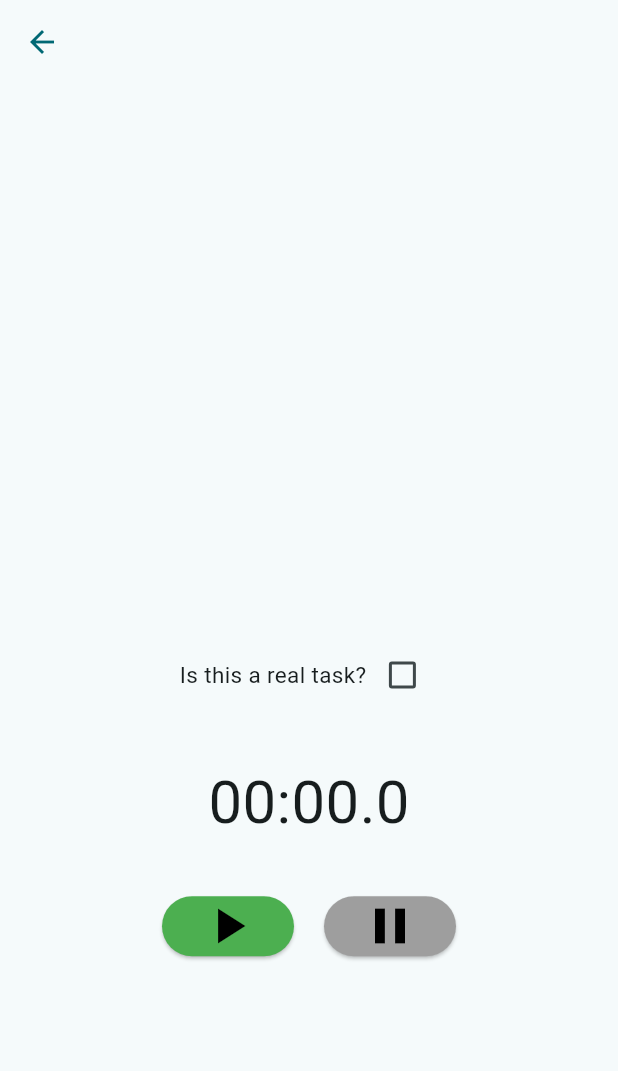
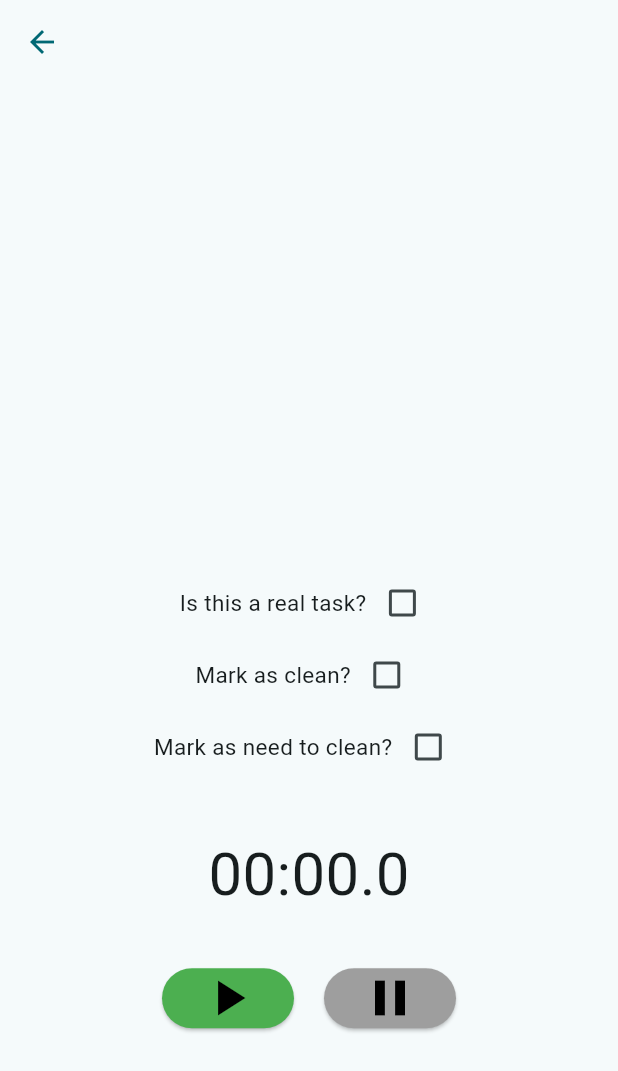
Before and after one commit to hpiwowar/cleanhouse, a Flutter app: the CleaningDetailPage screen opened directly with empty values, on a phone screen of 412 x 824 dp. Shown: the top 1071 px of the screen. Run offline on Flutter 3.47's test engine with Material 3 defaults, Android fonts, the phone set to English and light mode, and no system bars; our stand-ins replace confetti, flutter_dotenv; missing offline and left inert: keep_screen_on, libsql_dart, searchable_listview; Roboto replaces fonts that are missing (Varela).

Commit message:
let people mark tasks as clean or need to clean

```diff
--- a/lib/pages/CleaningDetailPage.dart
+++ b/lib/pages/CleaningDetailPage.dart
@@ -28,6 +28,8 @@ extension StringCasingExtension on String {
 
 class _CleaningDetailPageState extends State<CleaningDetailPage> {
   bool? isRealTask = false;
+  bool? isClean = false;
+  bool? isNeedToClean = false;
 
   @override
   Widget build(BuildContext context) {
@@ -58,6 +60,38 @@ class _CleaningDetailPageState extends State<CleaningDetailPage> {
                   }),
             ],
           ),
+          Row(
+            mainAxisAlignment: MainAxisAlignment.center,
+            children: [
+              Text("Mark as clean?", style: TextStyle(fontSize: 15)),
+              Checkbox(
+                  value: isClean,
+                  onChanged: (bool? value) {
+                    setState(() {
+                      isClean = value;
+                    });
+                    Navigator.pop(context, {
+                      'is_clean': true
+                    });
+                  }),
+            ],
+          ),
+          Row(
+            mainAxisAlignment: MainAxisAlignment.center,
+            children: [
+              Text("Mark as need to clean?", style: TextStyle(fontSize: 15)),
+              Checkbox(
+                  value: isNeedToClean,
+                  onChanged: (bool? value) {
+                    setState(() {
+                      isNeedToClean = value;
+                    });
+                    Navigator.pop(context, {
+                      'is_needs_clean': true
+                    });
+                  }),
+            ],
+          ),
           SizedBox(
             width: 200.0,
             height: 200.0,
@@ -70,11 +104,11 @@ class _CleaningDetailPageState extends State<CleaningDetailPage> {
 }
 
 class MyStopwatch extends StatefulWidget {
-  late bool? _is_real_task_set;
+  late bool? _isRealTaskSet;
   bool _is_buttons_visible = true;
 
-  MyStopwatch(bool? is_real_task_set) {
-    this._is_real_task_set = is_real_task_set;
+  MyStopwatch(bool? isRealTaskSet) {
+    this._isRealTaskSet = isRealTaskSet;
   }
 
   @override
@@ -126,11 +160,12 @@ class _MyStopwatchState extends State<MyStopwatch> {
       await Future.delayed(const Duration(seconds: 3));
       final Map response = {
         'duration_ms': _elapsedTime.inMilliseconds,
-        'is_real': widget._is_real_task_set
+        'is_real': widget._isRealTaskSet
       };
       Navigator.pop(context, response);
     }
   }
+
 
   // // Reset button callback
   // void _resetStopwatch() {
```
Also changed, not shown: lib/components/RoomTask.dart (+5 -4 lines), lib/pages/CleaningListPage.dart (+51 -14 lines).
